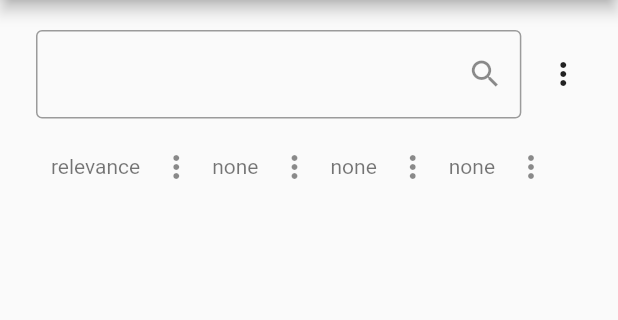
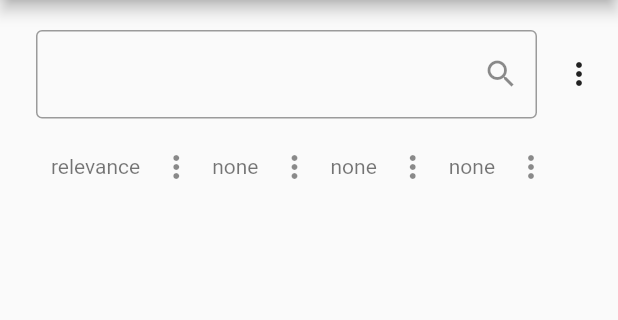
Before and after one commit to augustoedt/bookfinder_app, a Flutter app: the screen it shows after launch, after a tap on the "more vert" icon, on a phone screen of 412 x 824 dp, the part 84-404 px from its top. Run offline on Flutter 3.47's test engine with Material 2 defaults, Android fonts, the light colour scheme and no system bars; our stand-ins replace get_it, google_fonts, rxdart, shared_preferences; network calls fail.

Commit message:
grid items fixes

```diff
--- a/lib/screens/book_finder/book_finder.dart
+++ b/lib/screens/book_finder/book_finder.dart
@@ -11,8 +11,8 @@ import 'package:get_it/get_it.dart';
 import 'book_list_item.dart';
 
 class BookFinder extends StatelessWidget {
-  Widget _initial() {
-    return SearchTextField(BookSearch.empty());
+  Widget _initial(BuildContext context) {
+    return SearchTextField(BookSearch.empty(), context);
   }
 
   Widget _loading() {
@@ -20,6 +20,8 @@ class BookFinder extends StatelessWidget {
   }
 
   Widget _buildContent(BuildContext context, BookFinderManager manager){
+    Size size = MediaQuery.of(context).size;
+    print(size.width);
     return Padding(
         padding: const EdgeInsets.all(8.0),
         child: StreamBuilder<BFState>(
@@ -32,35 +34,46 @@ class BookFinder extends StatelessWidget {
             if (data is LoadedBFState) {
               final bookSearch = (snapshot.data as LoadedBFState).search;
               final bookList = bookSearch.books;
-              return Column(
-                children: [
-                  SearchTextField(bookSearch),
-                  _buildGrid(context, bookList)
-                ],
+              return SingleChildScrollView(
+                child: Column(
+                  children: [
+                    SearchTextField(bookSearch, context),
+                    ConstrainedBox(
+                        constraints: const BoxConstraints(
+                            maxWidth: 800,
+                        ),
+                        child: _buildGrid(context, bookList)
+                    )
+                  ],
+                ),
               );
             }
             if (data is ErrorFBState) {
-              return _initial();
+              return _initial(context);
             }
-            return SearchTextField(BookSearch.empty());
+            return SearchTextField(BookSearch.empty(), context);
           },
         ));
   }
 
   Widget _buildGrid(BuildContext context, List<Book> booklist){
     return Expanded(
-      child: GridView.builder(
-          padding: const EdgeInsets.only(left: 12, right: 12, bottom: 12),
-          gridDelegate:
-          const SliverGridDelegateWithMaxCrossAxisExtent(
-              mainAxisSpacing: 5,
-              crossAxisSpacing: 5,
-              maxCrossAxisExtent: 140,
-              childAspectRatio: 120 / 240),
-          itemCount: booklist.length,
-          itemBuilder: (context, index) {
-            return BookListItem(book: booklist[index]);
-          }),
+      child: Wrap(
+        children: List.generate(
+            booklist.length, (index) =>BookListItem(book: booklist[index])),
+      ),
+      // child: GridView.builder(
+      //     padding: const EdgeInsets.only(left: 12, right: 12, bottom: 12),
+      //     gridDelegate:
+      //     const SliverGridDelegateWithMaxCrossAxisExtent(
+      //         mainAxisSpacing: 5,
+      //         crossAxisSpacing: 5,
+      //         maxCrossAxisExtent: 140,
+      //         childAspectRatio: 120 / 240),
+      //     itemCount: booklist.length,
+      //     itemBuilder: (context, index) {
+      //       return BookListItem(book: booklist[index]);
+      //     }),
     );
   }
   @override
--- a/lib/screens/widgets/search_textfield.dart
+++ b/lib/screens/widgets/search_textfield.dart
@@ -6,8 +6,9 @@ import 'package:get_it/get_it.dart';
 
 class SearchTextField extends StatefulWidget {
   BookSearch bookSearch;
+  BuildContext context;
 
-  SearchTextField(this.bookSearch);
+  SearchTextField(this.bookSearch, this.context);
 
   @override
   _SearchTextFieldState createState() => _SearchTextFieldState();
@@ -28,7 +29,8 @@ class _SearchTextFieldState extends State<SearchTextField> {
         child,
         PopupMenuButton<String>(
             onSelected: onSelected,
-            itemBuilder: (context) => values.map<PopupMenuItem<String>>((e) {
+            itemBuilder: (context) => values
+                .map<PopupMenuItem<String>>((e) {
                   return PopupMenuItem(
                     value: e.toLowerCase(),
                     child: Text(e),
@@ -76,7 +78,8 @@ class _SearchTextFieldState extends State<SearchTextField> {
                           )),
                     )),
               ),
-              Expanded(
+              ConstrainedBox(
+                constraints: const BoxConstraints(maxWidth: 30),
                 child: FlatButton(
                   onPressed: () {
                     setState(() {
@@ -84,7 +87,8 @@ class _SearchTextFieldState extends State<SearchTextField> {
                     });
                   },
                   child: const Center(child: Icon(Icons.more_vert)),
-                  ))
+                ),
+              )
             ],
           ),
           subtitle: showOptions
```
Also changed, not shown: lib/screens/book_finder/book_list_item.dart (+7 -2 lines). Lines whose indentation alone changed are shown as unchanged.
